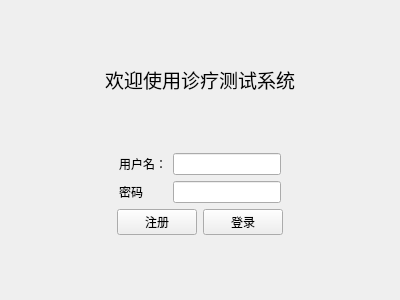
Old version of the form Lab3/loginview.ui in the repository XinHD/QtProjects.
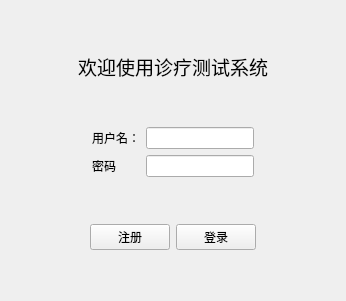
New version of the form.

The edit to the form file:
```diff
--- a/Lab3/loginview.ui
+++ b/Lab3/loginview.ui
@@ -6,8 +6,8 @@
    <rect>
     <x>0</x>
     <y>0</y>
-    <width>400</width>
-    <height>300</height>
+    <width>346</width>
+    <height>301</height>
    </rect>
   </property>
   <property name="windowTitle">
@@ -110,6 +110,19 @@
      </item>
     </layout>
    </item>
+   <item>
+    <spacer name="verticalSpacer_4">
+     <property name="orientation">
+      <enum>Qt::Orientation::Vertical</enum>
+     </property>
+     <property name="sizeHint" stdset="0">
+      <size>
+       <width>20</width>
+       <height>40</height>
+      </size>
+     </property>
+    </spacer>
+   </item>
    <item>
     <layout class="QHBoxLayout" name="horizontalLayout_3">
      <item>
```
